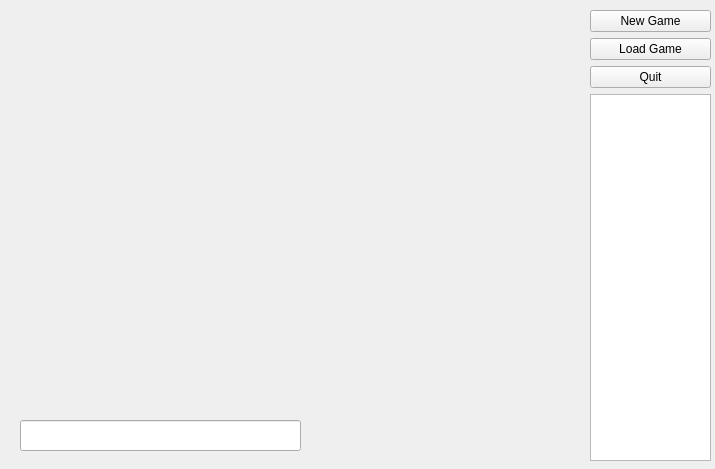
Before: the Qt Designer form src/MainWindowSample.ui in qiubix/PirexPickleBlowfish, drawn with Qt 5.
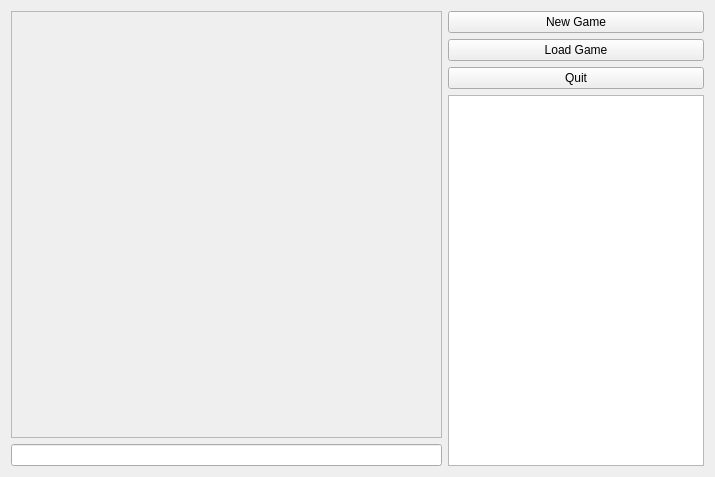
After: the same form once the commit is applied.

Patch:
```diff
--- a/src/MainWindowSample.ui
+++ b/src/MainWindowSample.ui
@@ -7,21 +7,37 @@
     <x>0</x>
     <y>0</y>
     <width>715</width>
-    <height>469</height>
+    <height>477</height>
    </rect>
   </property>
+  <property name="sizePolicy">
+   <sizepolicy hsizetype="Preferred" vsizetype="Preferred">
+    <horstretch>0</horstretch>
+    <verstretch>0</verstretch>
+   </sizepolicy>
+  </property>
   <property name="windowTitle">
    <string>Form</string>
   </property>
-  <widget class="QWidget" name="layoutWidget">
-   <property name="geometry">
-    <rect>
-     <x>590</x>
-     <y>10</y>
-     <width>121</width>
-     <height>451</height>
-    </rect>
-   </property>
+  <layout class="QHBoxLayout" name="horizontalLayout" stretch="90,0">
+   <item>
+    <layout class="QVBoxLayout" name="verticalLayout_2">
+     <item>
+      <widget class="QFrame" name="frame">
+       <property name="frameShape">
+        <enum>QFrame::StyledPanel</enum>
+       </property>
+       <property name="frameShadow">
+        <enum>QFrame::Raised</enum>
+       </property>
+      </widget>
+     </item>
+     <item>
+      <widget class="QLineEdit" name="lineEdit"/>
+     </item>
+    </layout>
+   </item>
+   <item>
    <layout class="QVBoxLayout" name="verticalLayout">
     <item>
      <widget class="QPushButton" name="newGameButton">
@@ -48,17 +64,8 @@
      <widget class="QTextBrowser" name="textBrowser"/>
     </item>
    </layout>
-  </widget>
-  <widget class="QLineEdit" name="lineEdit">
-   <property name="geometry">
-    <rect>
-     <x>20</x>
-     <y>420</y>
-     <width>281</width>
-     <height>31</height>
-    </rect>
-   </property>
-  </widget>
+   </item>
+  </layout>
  </widget>
  <resources/>
  <connections/>
```
Lines whose indentation alone changed are shown as unchanged.
